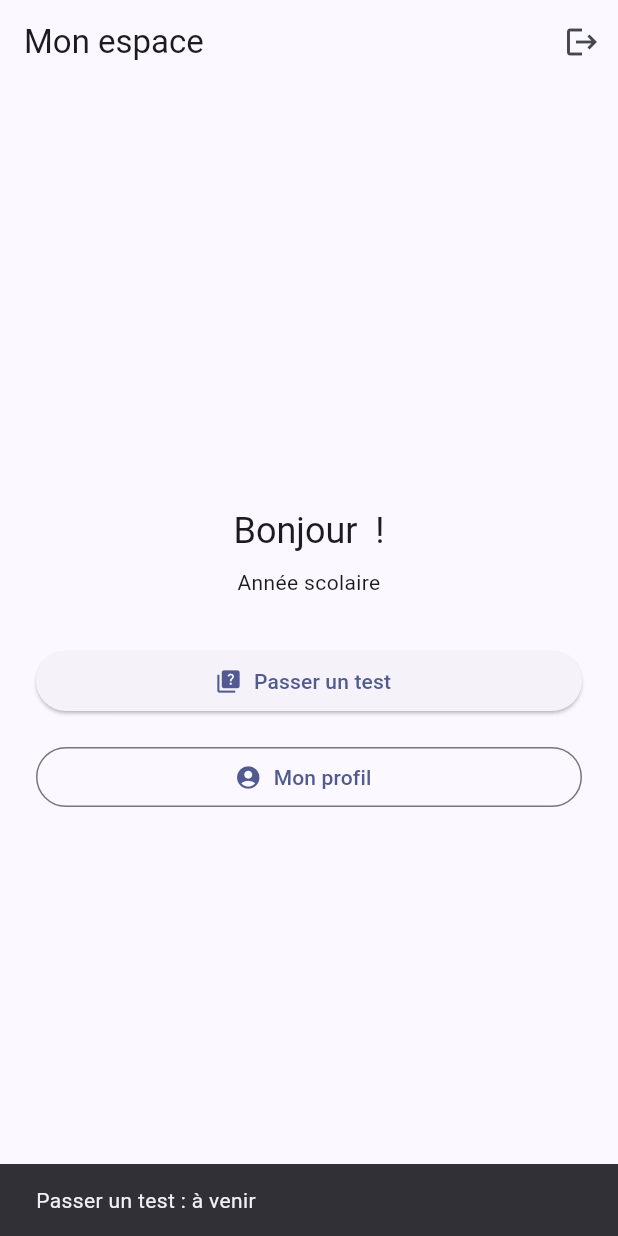
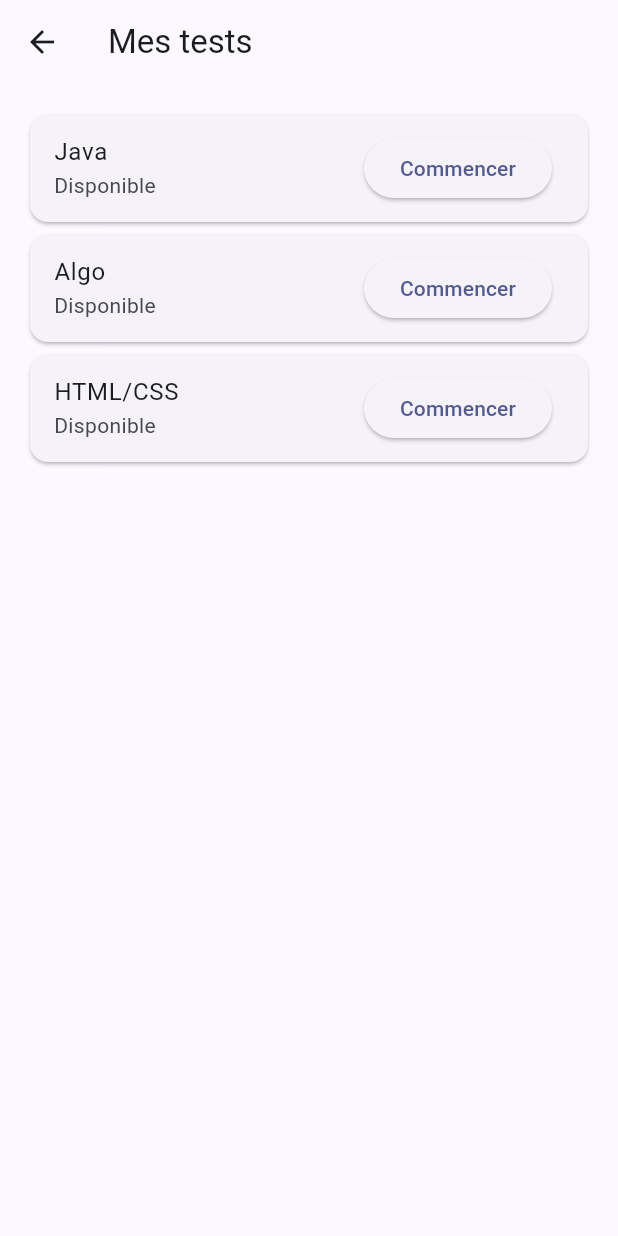
Before and after one commit to REDA0704/TheFlutterProject, a Flutter app: the EspaceCandidatScreen screen opened directly with empty values, after a tap on "Passer un test", on a phone screen of 412 x 824 dp. Run offline on Flutter 3.47's test engine with Material 3 defaults, Android fonts, the phone set to English and light mode, and no system bars; our stand-ins replace file_picker, sqflite, sqflite_common_ffi; accounts and stored records are empty.

Commit message:
feat(US2): tests chronometres et scores

```diff
--- a/lib/screens/candidat/espace_candidat_screen.dart
+++ b/lib/screens/candidat/espace_candidat_screen.dart
@@ -1,22 +1,16 @@
 import 'package:flutter/material.dart';
 
 import '../../models/candidat.dart';
+import 'liste_tests_screen.dart';
 
-/// Page d'arrivée du candidat après inscription ou connexion (US1).
-///
-/// Elle reçoit le candidat connecté. Les fonctionnalités suivantes
-/// seront branchées ici :
-/// - US2 (Ichan) : liste des tests à passer
-/// - US3 (Ichan) : profil et modification des informations
 class EspaceCandidatScreen extends StatelessWidget {
   final Candidat candidat;
 
   const EspaceCandidatScreen({super.key, required this.candidat});
 
   void _aVenir(BuildContext context, String fonction) {
-    ScaffoldMessenger.of(context).showSnackBar(
-      SnackBar(content: Text('$fonction : à venir')),
-    );
+    ScaffoldMessenger.of(context)
+        .showSnackBar(SnackBar(content: Text('$fonction : à venir')));
   }
 
   @override
@@ -55,7 +49,12 @@ class EspaceCandidatScreen extends StatelessWidget {
                 ElevatedButton.icon(
                   icon: const Icon(Icons.quiz),
                   label: const Text('Passer un test'),
-                  onPressed: () => _aVenir(context, 'Passer un test'),
+                  onPressed: () => Navigator.push(
+                    context,
+                    MaterialPageRoute(
+                      builder: (_) => ListeTestsScreen(candidat: candidat),
+                    ),
+                  ),
                 ),
                 const SizedBox(height: 16),
                 OutlinedButton.icon(
--- /dev/null
+++ b/lib/screens/candidat/liste_tests_screen.dart
@@ -0,0 +1,118 @@
+import 'package:flutter/material.dart';
+
+import '../../models/candidat.dart';
+import '../../models/resultat.dart';
+import '../../services/database_service.dart';
+import '../../utils/disciplines.dart';
+import 'passer_test_screen.dart';
+
+class ListeTestsScreen extends StatefulWidget {
+  const ListeTestsScreen({super.key, required this.candidat});
+  final Candidat candidat;
+  @override
+  State<ListeTestsScreen> createState() => _ListeTestsScreenState();
+}
+
+class _ListeTestsScreenState extends State<ListeTestsScreen> {
+  final _db = DatabaseService.instance;
+  late Future<List<Resultat>> _resultats;
+  bool _ouverture = false;
+  @override
+  void initState() {
+    super.initState();
+    _resultats = _db.getResultatsCandidat(widget.candidat.id!);
+  }
+
+  void _recharger() {
+    setState(() {
+      _resultats = _db.getResultatsCandidat(widget.candidat.id!);
+    });
+  }
+
+  Future<void> _commencer(String discipline) async {
+    if (_ouverture) return;
+    setState(() => _ouverture = true);
+    try {
+      final id = widget.candidat.id!;
+      if (await _db.aDejaPasseTest(id, discipline)) {
+        if (!mounted) return;
+        _message('Ce test a déjà été passé.');
+        return;
+      }
+      final questions = await _db.getQuestionsParDiscipline(discipline);
+      if (!mounted) return;
+      if (questions.isEmpty) {
+        _message('Aucune question disponible pour cette discipline.');
+        return;
+      }
+      await Navigator.push<void>(
+        context,
+        MaterialPageRoute(
+          builder: (_) => PasserTestScreen(
+            candidatId: id,
+            discipline: discipline,
+            questions: questions,
+          ),
+        ),
+      );
+    } catch (_) {
+      if (mounted) _message('Impossible de charger le test.');
+    } finally {
+      if (mounted) {
+        setState(() => _ouverture = false);
+        _recharger();
+      }
+    }
+  }
+
+  void _message(String texte) {
+    ScaffoldMessenger.of(context).showSnackBar(SnackBar(content: Text(texte)));
+  }
+
+  @override
+  Widget build(BuildContext context) {
+    return Scaffold(
+      appBar: AppBar(title: const Text('Mes tests')),
+      body: FutureBuilder<List<Resultat>>(
+        future: _resultats,
+        builder: (context, snapshot) {
+          if (snapshot.connectionState != ConnectionState.done) {
+            return const Center(child: CircularProgressIndicator());
+          }
+          if (snapshot.hasError) {
+            return Center(
+              child: TextButton(
+                onPressed: _recharger,
+                child: const Text('Erreur. Réessayer'),
+              ),
+            );
+          }
+          final scores = {for (final r in snapshot.data!) r.discipline: r};
+          return ListView(
+            padding: const EdgeInsets.all(16),
+            children: [
+              for (final d in disciplines)
+                Card(
+                  child: ListTile(
+                    title: Text(d),
+                    subtitle: Text(
+                      scores[d] == null
+                          ? 'Disponible'
+                          : 'Déjà passé - score '
+                                '${scores[d]!.score}/${scores[d]!.total}',
+                    ),
+                    trailing: ElevatedButton(
+                      onPressed: _ouverture || scores[d] != null
+                          ? null
+                          : () => _commencer(d),
+                      child: const Text('Commencer'),
+                    ),
+                  ),
+                ),
+            ],
+          );
+        },
+      ),
+    );
+  }
+}
```
Also changed, not shown: lib/screens/candidat/passer_test_screen.dart (added, +227 -0 lines), 2 other files.
